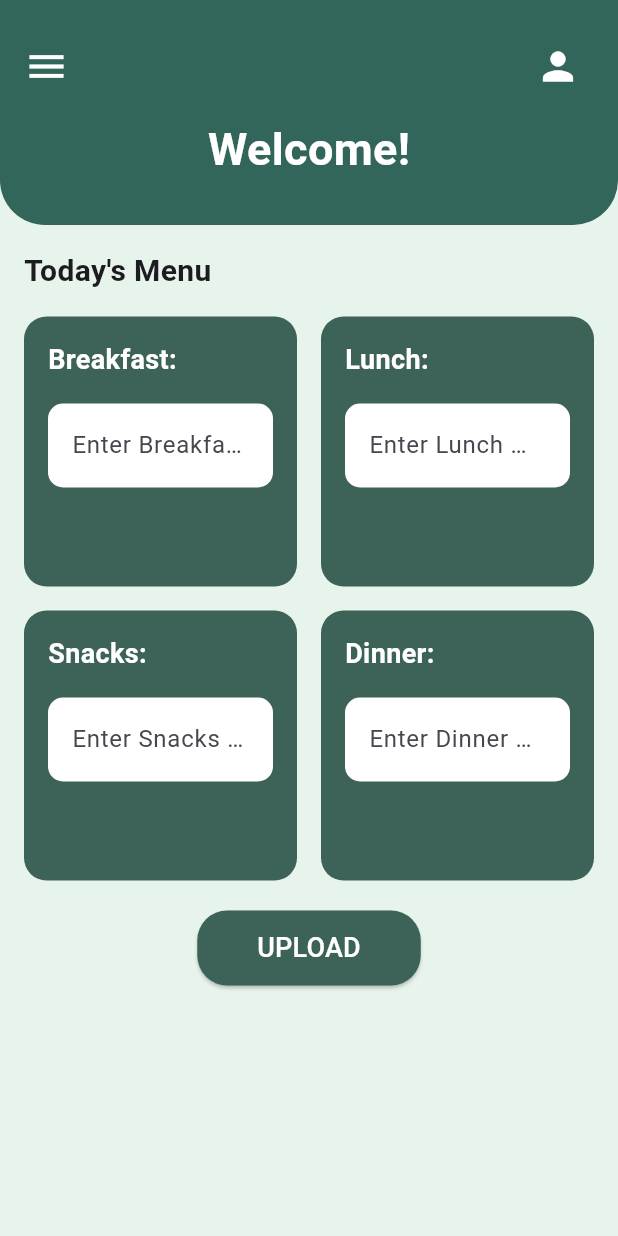
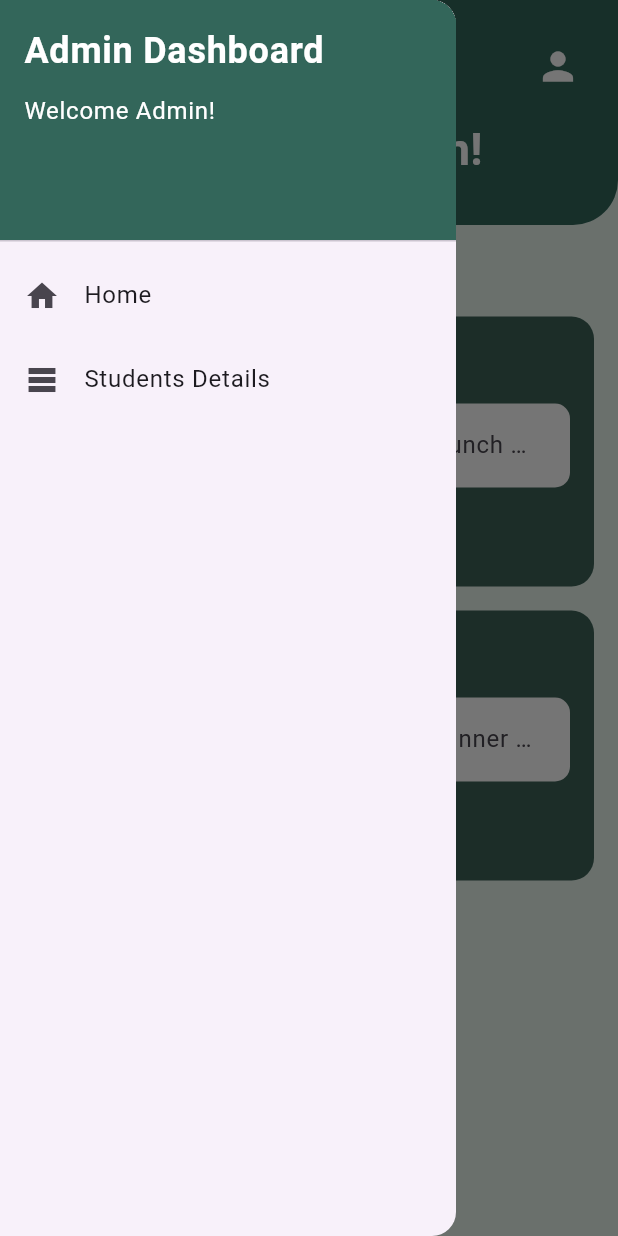
Before and after one commit to Priya12234/hms, a Flutter app: the AdminHome screen opened directly, with the side drawer open (before the commit the screen has no drawer), on a phone screen of 412 x 824 dp. Run offline on Flutter 3.47's test engine with Material 3 defaults, Android fonts, the phone set to English and light mode, and no system bars; our stand-ins replace cloud_firestore, firebase_auth, firebase_core, shared_preferences; missing offline and left inert: mailer; accounts and stored records are empty.

Commit message:
fee details page modified

```diff
--- /dev/null
+++ b/lib/Admin_Screens/admin_custom_app_bar.dart
@@ -0,0 +1,70 @@
+import 'package:flutter/material.dart';
+
+class AdminCustomAppBar extends StatelessWidget implements PreferredSizeWidget {
+  final String title;
+  final VoidCallback onProfilePressed;
+
+  const AdminCustomAppBar({
+    Key? key,
+    required this.title,
+    required this.onProfilePressed,
+  }) : super(key: key);
+
+  @override
+  Widget build(BuildContext context) {
+    return Container(
+      padding: const EdgeInsets.only(
+        top: 20,
+        bottom: 20,
+        left: 16,
+        right: 16,
+      ),
+      decoration: const BoxDecoration(
+        color: Color(0xFF33665A),
+        borderRadius: BorderRadius.only(
+          bottomLeft: Radius.circular(30),
+          bottomRight: Radius.circular(30),
+        ),
+      ),
+      child: Column(
+        crossAxisAlignment: CrossAxisAlignment.start,
+        children: [
+          Row(
+            mainAxisAlignment: MainAxisAlignment.spaceBetween,
+            children: [
+              IconButton(
+                icon: const Icon(Icons.menu, color: Colors.white, size: 30.0),
+                onPressed: () {
+                  // Open the drawer using the current context
+                  Scaffold.of(context).openDrawer();
+                },
+              ),
+              IconButton(
+                icon: const Icon(
+                  Icons.person,
+                  color: Colors.white,
+                  size: 30.0,
+                ),
+                onPressed: onProfilePressed,
+              ),
+            ],
+          ),
+          const SizedBox(height: 10),
+          Center(
+            child: Text(
+              title,
+              style: const TextStyle(
+                color: Colors.white,
+                fontSize: 30,
+                fontWeight: FontWeight.bold,
+              ),
+            ),
+          ),
+        ],
+      ),
+    );
+  }
+
+  @override
+  Size get preferredSize => const Size.fromHeight(150);
+}
--- /dev/null
+++ b/lib/Admin_Screens/admin_custom_drawer.dart
@@ -0,0 +1,66 @@
+import 'package:flutter/material.dart';
+import 'package:hms/Admin_Screens/admin_home_screen.dart';
+import 'package:hms/Admin_Screens/admin_student_details.dart';
+
+class AdminCustomDrawer extends StatelessWidget {
+  const AdminCustomDrawer({Key? key}) : super(key: key);
+
+  @override
+  Widget build(BuildContext context) {
+    return Drawer(
+      child: ListView(
+        padding: EdgeInsets.zero,
+        children: [
+          DrawerHeader(
+            decoration: const BoxDecoration(
+              color: Color(0xFF33665A),
+            ),
+            child: Column(
+              crossAxisAlignment: CrossAxisAlignment.start,
+              children: const [
+                Text(
+                  'Admin Dashboard',
+                  style: TextStyle(
+                    color: Colors.white,
+                    fontSize: 24,
+                    fontWeight: FontWeight.bold,
+                  ),
+                ),
+                SizedBox(height: 10),
+                Text(
+                  'Welcome Admin!',
+                  style: TextStyle(color: Colors.white, fontSize: 16),
+                ),
+              ],
+            ),
+          ),
+          ListTile(
+            leading: const Icon(Icons.home),
+            title: const Text('Home'),
+            onTap: () {
+              // Navigate to Home screen
+              Navigator.pop(context); // Close the drawer
+              Navigator.push(
+                context,
+                MaterialPageRoute(builder: (context) => const AdminHome()), // Navigate directly to AdminHome
+              );
+            },
+          ),
+          ListTile(
+            leading: const Icon(Icons.table_rows),
+            title: const Text('Students Details'),
+            onTap: () {
+              // Navigate to Settings screen
+              Navigator.pop(context); // Close the drawer
+              Navigator.push(
+                context,
+                MaterialPageRoute(builder: (context) => const AdminStudentDetails()), // Navigate directly to SettingsScreen
+              );
+            },
+          ),
+          // Add more drawer items with direct navigation as needed
+        ],
+      ),
+    );
+  }
+}
--- a/lib/Admin_Screens/admin_home_screen.dart
+++ b/lib/Admin_Screens/admin_home_screen.dart
@@ -1,127 +1,38 @@
 import 'package:firebase_core/firebase_core.dart';
 import 'package:flutter/material.dart';
-import 'package:cloud_firestore/cloud_firestore.dart'; // Import Firestore
+import 'package:cloud_firestore/cloud_firestore.dart';
+import 'package:hms/Admin_Screens/admin_custom_app_bar.dart';
+import 'package:hms/Admin_Screens/admin_custom_drawer.dart';
 
-// Custom AppBar widget
-class CustomAppBar extends StatelessWidget implements PreferredSizeWidget {
-  final String title;
-  final VoidCallback onProfilePressed;
 
-  const CustomAppBar({
-    super.key,
-    required this.title,
-    required this.onProfilePressed,
-  });
-
-  @override
-  Widget build(BuildContext context) {
-    return Container(
-      padding: const EdgeInsets.only(
-        top: 20,
-        bottom: 20,
-        left: 16,
-        right: 16,
-      ),
-      decoration: const BoxDecoration(
-        color: Color(0xFF33665A),
-        borderRadius: BorderRadius.only(
-          bottomLeft: Radius.circular(30),
-          bottomRight: Radius.circular(30),
-        ),
-      ),
-      child: Column(
-        crossAxisAlignment: CrossAxisAlignment.start,
-        children: [
-          Row(
-            mainAxisAlignment: MainAxisAlignment.spaceBetween,
-            children: [
-              const Icon(
-                Icons.menu,
-                color: Colors.white,
-                size: 30.0,
-              ),
-              IconButton(
-                icon: const Icon(
-                  Icons.person,
-                  color: Colors.white,
-                  size: 30.0,
-                ),
-                onPressed: onProfilePressed,
-              ),
-            ],
-          ),
-          const SizedBox(height: 10),
-          Center(
-            child: Text(
-              title,
-              style: const TextStyle(
-                color: Colors.white,
-                fontSize: 30,
-                fontWeight: FontWeight.bold,
-              ),
-            ),
-          ),
-        ],
-      ),
-    );
-  }
-
-  @override
-  Size get preferredSize => const Size.fromHeight(150);
-}
-
-void main() async {
-  WidgetsFlutterBinding.ensureInitialized();
-  await Firebase.initializeApp(); // Initialize Firebase
-  runApp(const AdminHomePage());
-}
-
-class AdminHomePage extends StatelessWidget {
-  const AdminHomePage({super.key});
-
-  @override
-  Widget build(BuildContext context) {
-    return MaterialApp(
-      title: 'Admin Home',
-      theme: ThemeData(
-        primarySwatch: Colors.green,
-      ),
-      home: const AdminHome(),
-    );
-  }
-}
 
 class AdminHome extends StatefulWidget {
-  const AdminHome({super.key});
+  const AdminHome({Key? key}) : super(key: key);
 
   @override
   _AdminHomeState createState() => _AdminHomeState();
 }
 
 class _AdminHomeState extends State<AdminHome> {
-  // Controllers for the text fields
   final _breakfastController = TextEditingController();
   final _lunchController = TextEditingController();
   final _snacksController = TextEditingController();
   final _dinnerController = TextEditingController();
 
-  // Function to upload menu data to Firestore
   Future<void> uploadMenu() async {
     await FirebaseFirestore.instance.collection('admin_food_menu').add({
       'breakfast': _breakfastController.text,
       'lunch': _lunchController.text,
       'snacks': _snacksController.text,
       'dinner': _dinnerController.text,
-      'timestamp': FieldValue.serverTimestamp(), // Add timestamp if needed
+      'timestamp': FieldValue.serverTimestamp(),
     });
 
-    // Clear the text fields after uploading
     _breakfastController.clear();
     _lunchController.clear();
     _snacksController.clear();
     _dinnerController.clear();
 
-    // Show a snackbar or some message to confirm upload
     ScaffoldMessenger.of(context).showSnackBar(
       const SnackBar(content: Text('Menu uploaded successfully!')),
     );
@@ -131,12 +42,13 @@ class _AdminHomeState extends State<AdminHome> {
   Widget build(BuildContext context) {
     return Scaffold(
       backgroundColor: const Color(0xFFE6F4EC),
-      appBar: CustomAppBar(
-        title: 'Welcome!',
+      appBar: AdminCustomAppBar(
+        title: 'Welcome Admin!',
         onProfilePressed: () {
-          // Add your profile action here
+          // Profile action
         },
       ),
+      drawer: const AdminCustomDrawer(),
       body: SingleChildScrollView(
         child: Padding(
           padding: const EdgeInsets.all(16.0),
@@ -177,7 +89,7 @@ class _AdminHomeState extends State<AdminHome> {
               const SizedBox(height: 20),
               Center(
                 child: ElevatedButton(
-                  onPressed: uploadMenu, // Call uploadMenu on button press
+                  onPressed: uploadMenu,
                   style: ElevatedButton.styleFrom(
                     backgroundColor: const Color(0xFF3D6257),
                     padding: const EdgeInsets.symmetric(
@@ -227,7 +139,7 @@ class _AdminHomeState extends State<AdminHome> {
               child: Container(
                 margin: const EdgeInsets.only(top: 8),
                 child: TextField(
-                  controller: controller, // Use the appropriate controller
+                  controller: controller,
                   decoration: InputDecoration(
                     filled: true,
                     fillColor: Colors.white,
@@ -245,39 +157,4 @@ class _AdminHomeState extends State<AdminHome> {
       ),
     );
   }
-
-  Widget buildComplaintCard(String complaint, String dateTime) {
-    return Container(
-      width: double.infinity,
-      height: 80,
-      decoration: BoxDecoration(
-        color: const Color(0xFF3D6257),
-        borderRadius: BorderRadius.circular(10),
-      ),
-      child: Padding(
-        padding: const EdgeInsets.all(16.0),
-        child: Column(
-          crossAxisAlignment: CrossAxisAlignment.start,
-          children: [
-            Text(
-              complaint,
-              style: const TextStyle(
-                color: Colors.white,
-                fontWeight: FontWeight.bold,
-                fontSize: 16,
-              ),
-            ),
-            const SizedBox(height: 8),
-            Text(
-              dateTime,
-              style: const TextStyle(
-                color: Colors.white,
-                fontSize: 14,
-              ),
-            ),
-          ],
-        ),
-      ),
-    );
-  }
 }
--- a/lib/main.dart
+++ b/lib/main.dart
@@ -1,7 +1,8 @@
 import 'package:firebase_core/firebase_core.dart';
 import 'package:flutter/material.dart';
+import 'package:hms/Admin_Screens/admin_home_screen.dart';
 import 'package:hms/Screens/Login_screen.dart';
-import 'package:hms/Screens/home_screen.dart';
+import 'package:hms/Screens/fee_details_screen.dart';
 import 'package:hms/Screens/profile_screen.dart';
 import 'firebase_options.dart';
 
@@ -31,7 +32,7 @@
         colorScheme: ColorScheme.fromSeed(seedColor: Colors.deepPurple),
         useMaterial3: true,
       ),
-      home: const ProfilePage(),
+      home: const LoginScreen(),
       debugShowCheckedModeBanner: false,
     );
   }
```
Also changed, not shown: lib/Admin_Screens/admin_student_details.dart (+4 -4 lines), lib/Screens/Login_screen.dart (+13 -0 lines), lib/Screens/fee_details_screen.dart (+38 -4 lines).
